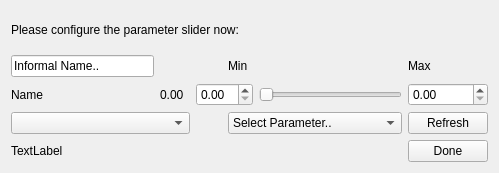
This is src/ui/designer/QGCParamSlider.ui in mavlink/qgroundcontrol as Qt 5 draws it before an edit. The edited form follows.
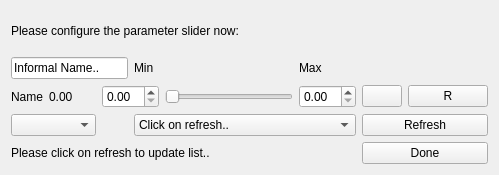
This is the edited form. Icons and pictures are not drawn.

Commit message: Started parameter interface refactoring to adhere to MVC design pattern. Working on getting custom widgets completely up and running

The edit to the form file:
```diff
--- a/src/ui/designer/QGCParamSlider.ui
+++ b/src/ui/designer/QGCParamSlider.ui
@@ -7,14 +7,14 @@
     <x>0</x>
     <y>0</y>
     <width>499</width>
-    <height>173</height>
+    <height>175</height>
    </rect>
   </property>
   <property name="windowTitle">
    <string>Form</string>
   </property>
   <layout class="QGridLayout" name="gridLayout">
-   <item row="1" column="0">
+   <item row="1" column="0" colspan="4">
     <widget class="QLineEdit" name="editNameLabel">
      <property name="text">
       <string>Informal Name..</string>
@@ -69,42 +69,79 @@
      </property>
     </widget>
    </item>
-   <item row="5" column="0" colspan="6">
+   <item row="5" column="0" colspan="7">
     <widget class="QLabel" name="editStatusLabel">
      <property name="text">
-      <string>TextLabel</string>
+      <string>Please click on refresh to update list..</string>
      </property>
     </widget>
    </item>
    <item row="3" column="0" colspan="3">
-    <widget class="QComboBox" name="editSelectComponentComboBox"/>
-   </item>
-   <item row="5" column="6">
-    <widget class="QPushButton" name="editDoneButton">
-     <property name="text">
-      <string>Done</string>
+    <widget class="QComboBox" name="editSelectComponentComboBox">
+     <property name="toolTip">
+      <string>Select component</string>
      </property>
-    </widget>
-   </item>
-   <item row="3" column="6">
-    <widget class="QPushButton" name="editRefreshParamsButton">
-     <property name="enabled">
-      <bool>true</bool>
+     <property name="statusTip">
+      <string>Select component</string>
      </property>
-     <property name="text">
-      <string>Refresh</string>
-     </property>
     </widget>
    </item>
-   <item row="3" column="4" colspan="2">
+   <item row="3" column="4" colspan="3">
     <widget class="QComboBox" name="editSelectParamComboBox">
      <item>
       <property name="text">
-       <string>Select Parameter..</string>
+       <string>Click on refresh..</string>
       </property>
      </item>
     </widget>
    </item>
+   <item row="2" column="7">
+    <widget class="QPushButton" name="writeButton">
+     <property name="toolTip">
+      <string>Transmit the current slider value to the system</string>
+     </property>
+     <property name="statusTip">
+      <string>Transmit the current slider value to the system</string>
+     </property>
+     <property name="text">
+      <string/>
+     </property>
+     <property name="icon">
+      <iconset resource="../../../mavground.qrc">
+       <normaloff>:/images/devices/network-wireless.svg</normaloff>:/images/devices/network-wireless.svg</iconset>
+     </property>
+    </widget>
+   </item>
+   <item row="2" column="8">
+    <widget class="QPushButton" name="readButton">
+     <property name="toolTip">
+      <string>Read the current parameter value on the system</string>
+     </property>
+     <property name="statusTip">
+      <string>Read the current parameter value on the system</string>
+     </property>
+     <property name="text">
+      <string>R</string>
+     </property>
+    </widget>
+   </item>
+   <item row="3" column="7" colspan="2">
+    <widget class="QPushButton" name="editRefreshParamsButton">
+     <property name="enabled">
+      <bool>true</bool>
+     </property>
+     <property name="text">
+      <string>Refresh</string>
+     </property>
+    </widget>
+   </item>
+   <item row="5" column="7" colspan="2">
+    <widget class="QPushButton" name="editDoneButton">
+     <property name="text">
+      <string>Done</string>
+     </property>
+    </widget>
+   </item>
   </layout>
  </widget>
  <resources/>
```
Left out of the diff: 10 changed lines with no effect on the pictures. The commit also changes 17 other files.
